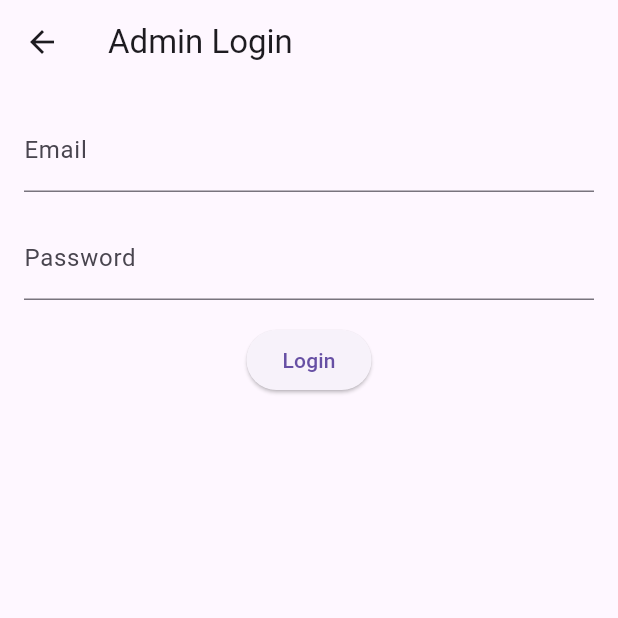
After one commit to ghuy12345/leftover_food_app, a Flutter app: the screen it shows after launch, after a tap on "Admin Login", on a phone screen of 412 x 824 dp, the top half of it. The commit adds this screen. Run offline on Flutter 3.47's test engine with Material 3 defaults, Android fonts, the phone set to English and light mode, and no system bars; our stand-ins replace firebase_auth, firebase_core; accounts and stored records are empty; statements that could not run were skipped.

Commit message:
added admin login

```diff
--- /dev/null
+++ b/devtools_options.yaml
@@ -0,0 +1,3 @@
+description: This file stores settings for Dart & Flutter DevTools.
+documentation: https://docs.flutter.dev/tools/devtools/extensions#configure-extension-enablement-states
+extensions:
--- /dev/null
+++ b/lib/screens/admin_login_screen.dart
@@ -0,0 +1,88 @@
+import 'package:flutter/material.dart';
+import 'package:firebase_auth/firebase_auth.dart';
+import 'package:leftover_food_app/screens/admin_dashboard_screen.dart';
+
+/// Admin Login Screen
+class AdminLoginScreen extends StatefulWidget {
+  const AdminLoginScreen({super.key});
+
+  @override
+  AdminLoginScreenState createState() => AdminLoginScreenState();
+}
+class AdminLoginScreenState extends State<AdminLoginScreen> {
+  final _emailController = TextEditingController();
+  final _passwordController = TextEditingController();
+  final _formKey = GlobalKey<FormState>();
+
+  @override
+  void dispose() {
+    _emailController.dispose();
+    _passwordController.dispose();
+    super.dispose();
+  }
+
+Future<void> _login() async {
+  if (_formKey.currentState!.validate()) {
+    try {
+      final credential = await FirebaseAuth.instance.signInWithEmailAndPassword(
+        email: _emailController.text.trim(),
+        password: _passwordController.text.trim(),
+      );
+
+      final user = credential.user;
+
+      if (user != null && user.email == 'admin@fsu.edu') {
+        if (!mounted) return;
+        Navigator.pushReplacement(
+          context,
+          MaterialPageRoute(builder: (_) => const AdminDashboardScreen()),
+        );
+      } else {
+        await FirebaseAuth.instance.signOut(); // Kick them out if not admin
+        if (!mounted) return;
+        ScaffoldMessenger.of(context).showSnackBar(
+          const SnackBar(content: Text('Access denied: not an admin')),
+        );
+      }
+    } catch (e) {
+      if (!mounted) return;
+      ScaffoldMessenger.of(context).showSnackBar(
+        SnackBar(content: Text('Login failed: $e')),
+      );
+    }
+  }
+}
+  @override
+  Widget build(BuildContext context) {
+    return Scaffold(
+      appBar: AppBar(title: const Text('Admin Login')),
+      body: Padding(
+        padding: const EdgeInsets.all(16.0),
+        child: Form(
+          key: _formKey,
+          child: Column(
+            children: [
+              TextFormField(
+                controller: _emailController,
+                decoration: const InputDecoration(labelText: 'Email'),
+                validator: (value) => value!.isEmpty ? 'Please enter your email' : null,
+              ),
+              const SizedBox(height: 16),
+              TextFormField(
+                controller: _passwordController,
+                decoration: const InputDecoration(labelText: 'Password'),
+                obscureText: true,
+                validator: (value) => value!.isEmpty ? 'Please enter your password' : null,
+              ),
+              const SizedBox(height: 16),
+              ElevatedButton(
+                onPressed: _login,
+                child: const Text('Login'),
+              ),
+            ],
+          ),
+        ),
+      ),
+    );
+  }
+}
--- a/lib/screens/home_screen.dart
+++ b/lib/screens/home_screen.dart
@@ -4,6 +4,7 @@ Landing page with options like: “I'm a Donor” / “I'm a Receiver.”
 import 'package:flutter/material.dart';
 import 'package:leftover_food_app/screens/donor_form_screen.dart';
 import 'package:leftover_food_app/screens/receiver_form_screen.dart';
+import 'package:leftover_food_app/screens/admin_login_screen.dart';
 
 class HomeScreen extends StatelessWidget {
   final TextEditingController nameController = TextEditingController();
@@ -36,6 +37,16 @@ class HomeScreen extends StatelessWidget {
               },
               child: Text("Donate Food"),
             ),
+            // Admin Sign In
+            ElevatedButton(
+              child: Text("Admin Login"),
+              onPressed: () {
+                Navigator.push(
+                  context,
+                  MaterialPageRoute(builder: (_) => AdminLoginScreen()),
+                );
+              },
+            )
           ],
         ),
       ),
--- a/pubspec.yaml
+++ b/pubspec.yaml
@@ -41,6 +41,7 @@ dependencies:
   path_provider: ^2.1.5
   equatable: ^2.0.7
   cloud_firestore: ^5.6.9
+  firebase_auth: ^5.6.2
 
 
 dev_dependencies:
```
Also changed, not shown: lib/screens/admin_dashboard_screen.dart (added, +28 -0 lines), pubspec.lock, 4 other files.
